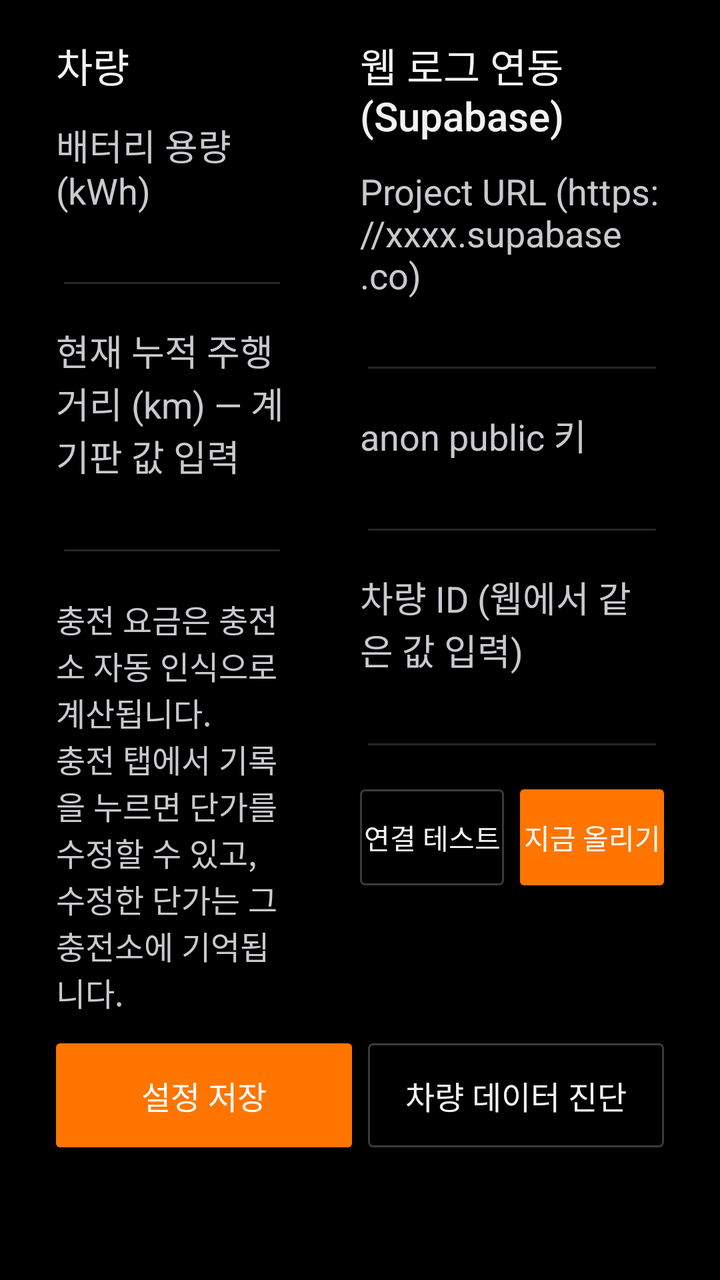
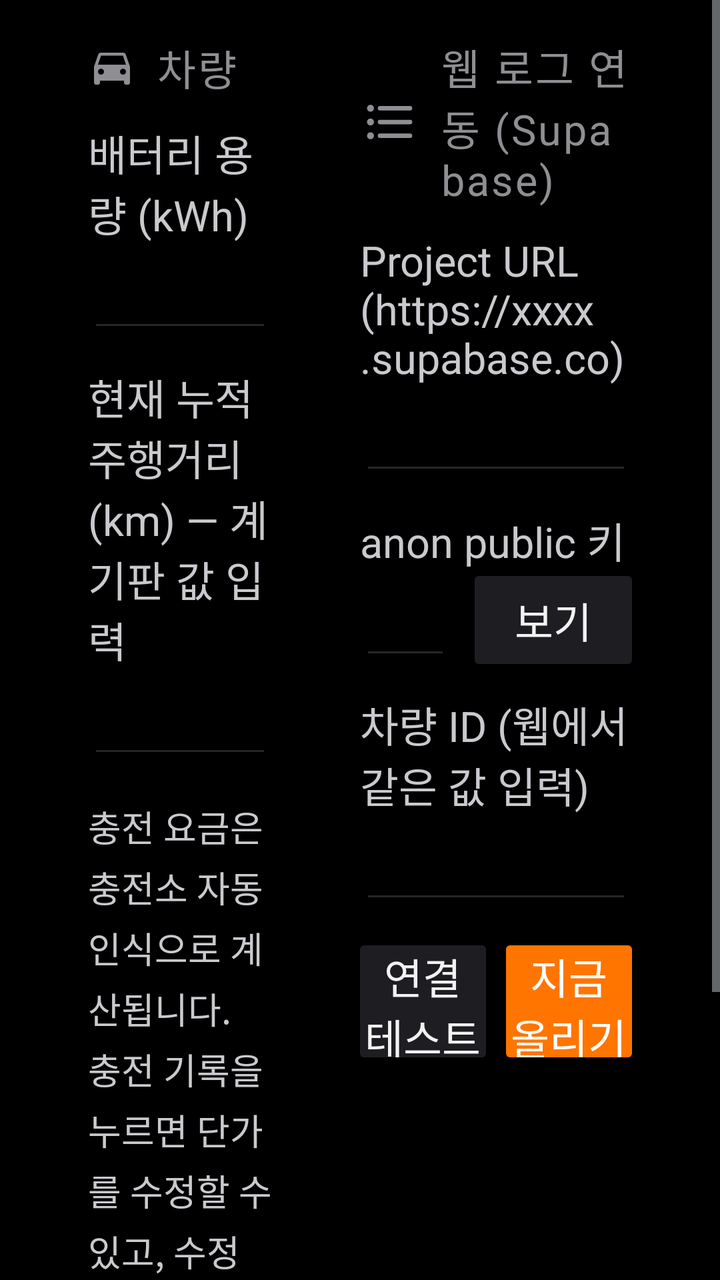

Two renders of the same Android screen: before a commit and after it. Below are the layout's source before the change and the commit's diff.
<!-- AndroidManifest.xml: application theme Theme.P4Log -->
<!-- res/layout/page_settings.xml -->
<?xml version="1.0" encoding="utf-8"?>
<ScrollView xmlns:android="http://schemas.android.com/apk/res/android"
    android:layout_width="match_parent"
    android:layout_height="match_parent">

    <LinearLayout
        android:layout_width="match_parent"
        android:layout_height="wrap_content"
        android:orientation="vertical"
        android:paddingStart="28dp"
        android:paddingEnd="28dp"
        android:paddingTop="18dp"
        android:paddingBottom="18dp">

        <LinearLayout
            android:layout_width="match_parent"
            android:layout_height="wrap_content"
            android:orientation="horizontal"
            android:baselineAligned="false">

            
            <LinearLayout
                android:layout_width="0dp"
                android:layout_height="wrap_content"
                android:layout_weight="1"
                android:orientation="vertical"
                android:paddingEnd="36dp">

                <TextView
                    android:layout_width="wrap_content"
                    android:layout_height="wrap_content"
                    android:text="차량"
                    android:textSize="20sp"
                    android:fontFamily="sans-serif-medium"
                    android:textColor="@color/text" />

                <TextView style="@style/SetLabel" android:text="배터리 용량 (kWh)" />
                <EditText android:id="@+id/set_capacity" style="@style/SetEdit"
                    android:inputType="numberDecimal" />

                <TextView style="@style/SetLabel"
                    android:text="현재 누적 주행거리 (km) — 계기판 값 입력" />
                <EditText android:id="@+id/set_odo" style="@style/SetEdit"
                    android:inputType="number" />

                <TextView
                    android:layout_width="wrap_content"
                    android:layout_height="wrap_content"
                    android:textSize="16sp"
                    android:textColor="@color/text_sub"
                    android:layout_marginTop="14dp"
                    android:text="충전 요금은 충전소 자동 인식으로 계산됩니다.\n충전 탭에서 기록을 누르면 단가를 수정할 수 있고,\n수정한 단가는 그 충전소에 기억됩니다." />
            </LinearLayout>

            
            <LinearLayout
                android:layout_width="0dp"
                android:layout_height="wrap_content"
                android:layout_weight="1"
                android:orientation="vertical">

                <TextView
                    android:layout_width="wrap_content"
                    android:layout_height="wrap_content"
                    android:text="웹 로그 연동 (Supabase)"
                    android:textSize="20sp"
                    android:fontFamily="sans-serif-medium"
                    android:textColor="@color/text" />

                <TextView style="@style/SetLabel" android:text="Project URL (https://xxxx.supabase.co)" />
                <EditText android:id="@+id/set_sb_url" style="@style/SetEdit"
                    android:inputType="textUri" />

                <TextView style="@style/SetLabel" android:text="anon public 키" />
                <EditText android:id="@+id/set_sb_key" style="@style/SetEdit"
                    android:inputType="text" />

                <TextView style="@style/SetLabel" android:text="차량 ID (웹에서 같은 값 입력)" />
                <EditText android:id="@+id/set_device_id" style="@style/SetEdit"
                    android:inputType="text" />

                <LinearLayout
                    android:layout_width="match_parent"
                    android:layout_height="wrap_content"
                    android:orientation="horizontal"
                    android:layout_marginTop="14dp">
                    <Button
                        android:id="@+id/set_test"
                        android:layout_width="0dp"
                        android:layout_height="48dp"
                        android:layout_weight="1"
                        android:background="@drawable/bg_button_dim"
                        android:textColor="@color/text"
                        android:text="연결 테스트"
                        android:layout_marginEnd="8dp" />
                    <Button
                        android:id="@+id/set_sync_now"
                        android:layout_width="0dp"
                        android:layout_height="48dp"
                        android:layout_weight="1"
                        android:background="@drawable/bg_button"
                        android:textColor="#FFFFFF"
                        android:text="지금 올리기" />
                </LinearLayout>

                <TextView
                    android:id="@+id/set_sync_state"
                    android:layout_width="wrap_content"
                    android:layout_height="wrap_content"
                    android:textSize="16sp"
                    android:textColor="@color/text_sub"
                    android:layout_marginTop="10dp" />
            </LinearLayout>
        </LinearLayout>

        <LinearLayout
            android:layout_width="match_parent"
            android:layout_height="wrap_content"
            android:orientation="horizontal"
            android:layout_marginTop="14dp">
            <Button
                android:id="@+id/set_save"
                android:layout_width="0dp"
                android:layout_height="52dp"
                android:layout_weight="1"
                android:background="@drawable/bg_button"
                android:textColor="#FFFFFF"
                android:textSize="16sp"
                android:text="설정 저장"
                android:layout_marginEnd="8dp" />
            <Button
                android:id="@+id/set_diag"
                android:layout_width="0dp"
                android:layout_height="52dp"
                android:layout_weight="1"
                android:background="@drawable/bg_button_dim"
                android:textColor="@color/text"
                android:textSize="16sp"
                android:text="차량 데이터 진단" />
        </LinearLayout>
    </LinearLayout>
</ScrollView>
<!-- resources referenced by this layout -->
<resources>
  <color name="text">#F2F2F2</color>
  <color name="text_sub">#C9C9CE</color>
  <!-- drawable bg_button_dim (drawable) -->
  <?xml version="1.0" encoding="utf-8"?>
  <selector xmlns:android="http://schemas.android.com/apk/res/android">
      <item android:state_pressed="true">
          <shape android:shape="rectangle">
              <solid android:color="#1F1F22" />
              <corners android:radius="2dp" />
              <stroke android:width="1dp" android:color="#4A4A4F" />
          </shape>
      </item>
      <item>
          <shape android:shape="rectangle">
              <solid android:color="#00000000" />
              <corners android:radius="2dp" />
              <stroke android:width="1dp" android:color="#3A3A3E" />
          </shape>
      </item>
  </selector>
  <style name="SetEdit">
          <item name="android:layout_width">match_parent</item>
          <item name="android:layout_height">wrap_content</item>
          <item name="android:textSize">19sp</item>
          <item name="android:textColor">@color/text</item>
          <item name="android:textColorHint">#C9C9CE</item>
          <item name="android:backgroundTint">@color/card_line</item>
      </style>
  <style name="SetLabel">
          <item name="android:layout_width">wrap_content</item>
          <item name="android:layout_height">wrap_content</item>
          <item name="android:textSize">18sp</item>
          <item name="android:textColor">@color/text_sub</item>
          <item name="android:layout_marginTop">12dp</item>
      </style>
  <color name="accent">#FF7500</color>
  <color name="card_line">#26262A</color>
  <color name="bg">#000000</color>
  <!-- unchanged entries left out for length: 2 -->
</resources>

<!-- the commit's change to res/layout/page_settings.xml (unified diff, before → after) -->
@@ -7,8 +7,8 @@
         android:layout_width="match_parent"
         android:layout_height="wrap_content"
         android:orientation="vertical"
-        android:paddingStart="28dp"
-        android:paddingEnd="28dp"
+        android:paddingStart="44dp"
+        android:paddingEnd="44dp"
         android:paddingTop="18dp"
         android:paddingBottom="18dp">
 
@@ -24,15 +24,9 @@
                 android:layout_height="wrap_content"
                 android:layout_weight="1"
                 android:orientation="vertical"
-                android:paddingEnd="36dp">
+                android:paddingEnd="44dp">
 
-                <TextView
-                    android:layout_width="wrap_content"
-                    android:layout_height="wrap_content"
-                    android:text="차량"
-                    android:textSize="20sp"
-                    android:fontFamily="sans-serif-medium"
-                    android:textColor="@color/text" />
+                <TextView style="@style/HeroLabel" android:text="차량" android:drawableStart="@drawable/ic_tab_car" />
 
                 <TextView style="@style/SetLabel" android:text="배터리 용량 (kWh)" />
                 <EditText android:id="@+id/set_capacity" style="@style/SetEdit"
@@ -43,13 +37,15 @@
                 <EditText android:id="@+id/set_odo" style="@style/SetEdit"
                     android:inputType="number" />
 
+
                 <TextView
                     android:layout_width="wrap_content"
                     android:layout_height="wrap_content"
-                    android:textSize="16sp"
+                    android:textSize="@dimen/text_small"
                     android:textColor="@color/text_sub"
-                    android:layout_marginTop="14dp"
-                    android:text="충전 요금은 충전소 자동 인식으로 계산됩니다.\n충전 탭에서 기록을 누르면 단가를 수정할 수 있고,\n수정한 단가는 그 충전소에 기억됩니다." />
+                    android:lineSpacingExtra="4dp"
+                    android:layout_marginTop="16dp"
+                    android:text="충전 요금은 충전소 자동 인식으로 계산됩니다.\n충전 기록을 누르면 단가를 수정할 수 있고, 수정한 단가는 그 충전소에 기억됩니다." />
             </LinearLayout>
 
             
@@ -59,21 +55,36 @@
                 android:layout_weight="1"
                 android:orientation="vertical">
 
-                <TextView
-                    android:layout_width="wrap_content"
-                    android:layout_height="wrap_content"
-                    android:text="웹 로그 연동 (Supabase)"
-                    android:textSize="20sp"
-                    android:fontFamily="sans-serif-medium"
-                    android:textColor="@color/text" />
+                <TextView style="@style/HeroLabel" android:text="웹 로그 연동 (Supabase)" android:drawableStart="@drawable/ic_st_log" />
 
                 <TextView style="@style/SetLabel" android:text="Project URL (https://xxxx.supabase.co)" />
                 <EditText android:id="@+id/set_sb_url" style="@style/SetEdit"
                     android:inputType="textUri" />
 
                 <TextView style="@style/SetLabel" android:text="anon public 키" />
-                <EditText android:id="@+id/set_sb_key" style="@style/SetEdit"
-                    android:inputType="text" />
+                <LinearLayout
+                    android:layout_width="match_parent"
+                    android:layout_height="wrap_content"
+                    android:orientation="horizontal"
+                    android:gravity="center_vertical">
+                    <EditText android:id="@+id/set_sb_key" style="@style/SetEdit"
+                        android:layout_width="0dp"
+                        android:layout_weight="1"
+                        android:inputType="textPassword" />
+                    <TextView
+                        android:id="@+id/set_sb_key_toggle"
+                        android:layout_width="wrap_content"
+                        android:layout_height="44dp"
+                        android:gravity="center"
+                        android:text="보기"
+                        android:textSize="@dimen/text_label"
+                        android:fontFamily="sans-serif-medium"
+                        android:textColor="@color/text"
+                        android:background="@drawable/bg_button_dim"
+                        android:paddingStart="20dp"
+                        android:paddingEnd="20dp"
+                        android:layout_marginStart="12dp" />
+                </LinearLayout>
 
                 <TextView style="@style/SetLabel" android:text="차량 ID (웹에서 같은 값 입력)" />
                 <EditText android:id="@+id/set_device_id" style="@style/SetEdit"
@@ -83,22 +94,26 @@
                     android:layout_width="match_parent"
                     android:layout_height="wrap_content"
                     android:orientation="horizontal"
-                    android:layout_marginTop="14dp">
+                    android:layout_marginTop="16dp">
                     <Button
                         android:id="@+id/set_test"
                         android:layout_width="0dp"
-                        android:layout_height="48dp"
+                        android:layout_height="56dp"
                         android:layout_weight="1"
                         android:background="@drawable/bg_button_dim"
+                        android:fontFamily="sans-serif-medium"
+                        android:textSize="@dimen/text_label"
                         android:textColor="@color/text"
                         android:text="연결 테스트"
-                        android:layout_marginEnd="8dp" />
+                        android:layout_marginEnd="10dp" />
                     <Button
                         android:id="@+id/set_sync_now"
                         android:layout_width="0dp"
-                        android:layout_height="48dp"
+                        android:layout_height="56dp"
                         android:layout_weight="1"
                         android:background="@drawable/bg_button"
+                        android:fontFamily="sans-serif-medium"
+                        android:textSize="@dimen/text_label"
                         android:textColor="#FFFFFF"
                         android:text="지금 올리기" />
                 </LinearLayout>
@@ -107,9 +122,9 @@
                     android:id="@+id/set_sync_state"
                     android:layout_width="wrap_content"
                     android:layout_height="wrap_content"
-                    android:textSize="16sp"
+                    android:textSize="@dimen/text_label"
                     android:textColor="@color/text_sub"
-                    android:layout_marginTop="10dp" />
+                    android:layout_marginTop="12dp" />
             </LinearLayout>
         </LinearLayout>
 
@@ -117,25 +132,27 @@
             android:layout_width="match_parent"
             android:layout_height="wrap_content"
             android:orientation="horizontal"
-            android:layout_marginTop="14dp">
+            android:layout_marginTop="22dp">
             <Button
                 android:id="@+id/set_save"
                 android:layout_width="0dp"
-                android:layout_height="52dp"
+                android:layout_height="56dp"
                 android:layout_weight="1"
                 android:background="@drawable/bg_button"
+                android:fontFamily="sans-serif-medium"
                 android:textColor="#FFFFFF"
-                android:textSize="16sp"
+                android:textSize="@dimen/text_label"
                 android:text="설정 저장"
-                android:layout_marginEnd="8dp" />
+                android:layout_marginEnd="10dp" />
             <Button
                 android:id="@+id/set_diag"
                 android:layout_width="0dp"
-                android:layout_height="52dp"
+                android:layout_height="56dp"
                 android:layout_weight="1"
                 android:background="@drawable/bg_button_dim"
+                android:fontFamily="sans-serif-medium"
                 android:textColor="@color/text"
-                android:textSize="16sp"
+                android:textSize="@dimen/text_label"
                 android:text="차량 데이터 진단" />
         </LinearLayout>
     </LinearLayout>
<!-- resource entries referenced after the edit -->
@@ -2,40 +2,70 @@
 <resources>
   <color name="text">#F2F2F2</color>
   <color name="text_sub">#C9C9CE</color>
+  <dimen name="text_label">21sp</dimen>
+  <dimen name="text_small">18sp</dimen>
   <!-- drawable bg_button_dim (drawable) -->
   <?xml version="1.0" encoding="utf-8"?>
   <selector xmlns:android="http://schemas.android.com/apk/res/android">
       <item android:state_pressed="true">
           <shape android:shape="rectangle">
-              <solid android:color="#1F1F22" />
+              <solid android:color="#2C2C31" />
               <corners android:radius="2dp" />
-              <stroke android:width="1dp" android:color="#4A4A4F" />
           </shape>
       </item>
       <item>
           <shape android:shape="rectangle">
-              <solid android:color="#00000000" />
+              <solid android:color="#1E1E22" />
               <corners android:radius="2dp" />
-              <stroke android:width="1dp" android:color="#3A3A3E" />
           </shape>
       </item>
   </selector>
+  <!-- drawable ic_st_log (drawable) -->
+  <?xml version="1.0" encoding="utf-8"?>
+  <vector xmlns:android="http://schemas.android.com/apk/res/android"
+      android:width="30dp" android:height="30dp"
+      android:viewportWidth="24" android:viewportHeight="24">
+      <path android:strokeColor="#FFFFFFFF" android:strokeWidth="1.8" android:strokeLineCap="round" android:strokeLineJoin="round" android:fillColor="#00000000" android:pathData="M8,6.5 H20 M8,12 H20 M8,17.5 H20" />
+      <path android:fillColor="#FFFFFFFF" android:pathData="M4.2,6.5 m-1.4,0 a1.4,1.4 0 1,0 2.8,0 a1.4,1.4 0 1,0 -2.8,0 M4.2,12 m-1.4,0 a1.4,1.4 0 1,0 2.8,0 a1.4,1.4 0 1,0 -2.8,0 M4.2,17.5 m-1.4,0 a1.4,1.4 0 1,0 2.8,0 a1.4,1.4 0 1,0 -2.8,0" />
+  </vector>
+  <!-- drawable ic_tab_car (drawable) -->
+  <?xml version="1.0" encoding="utf-8"?>
+  <vector xmlns:android="http://schemas.android.com/apk/res/android"
+      android:width="24dp" android:height="24dp"
+      android:viewportWidth="24" android:viewportHeight="24">
+      <path android:fillColor="#FFFFFFFF"
+          android:pathData="M18.92,6.01C18.72,5.42 18.16,5 17.5,5h-11c-0.66,0 -1.21,0.42 -1.42,1.01L3,12v8c0,0.55 0.45,1 1,1h1c0.55,0 1,-0.45 1,-1v-1h12v1c0,0.55 0.45,1 1,1h1c0.55,0 1,-0.45 1,-1v-8l-2.08,-5.99zM6.5,16c-0.83,0 -1.5,-0.67 -1.5,-1.5S5.67,13 6.5,13s1.5,0.67 1.5,1.5S7.33,16 6.5,16zM17.5,16c-0.83,0 -1.5,-0.67 -1.5,-1.5s0.67,-1.5 1.5,-1.5 1.5,0.67 1.5,1.5 -0.67,1.5 -1.5,1.5zM5,11l1.5,-4.5h11L19,11H5z" />
+  </vector>
+  <style name="HeroLabel">
+          <item name="android:layout_width">wrap_content</item>
+          <item name="android:layout_height">wrap_content</item>
+          <item name="android:drawablePadding">10dp</item>
+          <item name="android:drawableTint">#8E8E93</item>
+          <item name="android:gravity">center_vertical</item>
+          <item name="android:textSize">@dimen/text_label</item>
+          <item name="android:letterSpacing">0.05</item>
+          <item name="android:textColor">#8E8E93</item>
+          <item name="android:fontFamily">sans-serif</item>
+      </style>
   <style name="SetEdit">
           <item name="android:layout_width">match_parent</item>
           <item name="android:layout_height">wrap_content</item>
-          <item name="android:textSize">19sp</item>
+          <item name="android:textSize">@dimen/text_body</item>
           <item name="android:textColor">@color/text</item>
           <item name="android:textColorHint">#C9C9CE</item>
           <item name="android:backgroundTint">@color/card_line</item>
+          <item name="android:fontFamily">sans-serif</item>
       </style>
   <style name="SetLabel">
           <item name="android:layout_width">wrap_content</item>
           <item name="android:layout_height">wrap_content</item>
-          <item name="android:textSize">18sp</item>
+          <item name="android:textSize">@dimen/text_label</item>
           <item name="android:textColor">@color/text_sub</item>
           <item name="android:layout_marginTop">12dp</item>
+          <item name="android:fontFamily">sans-serif</item>
       </style>
   <color name="accent">#FF7500</color>
+  <dimen name="text_body">24sp</dimen>
   <color name="card_line">#26262A</color>
   <color name="bg">#000000</color>
   <!-- unchanged entries left out for length: 2 -->
